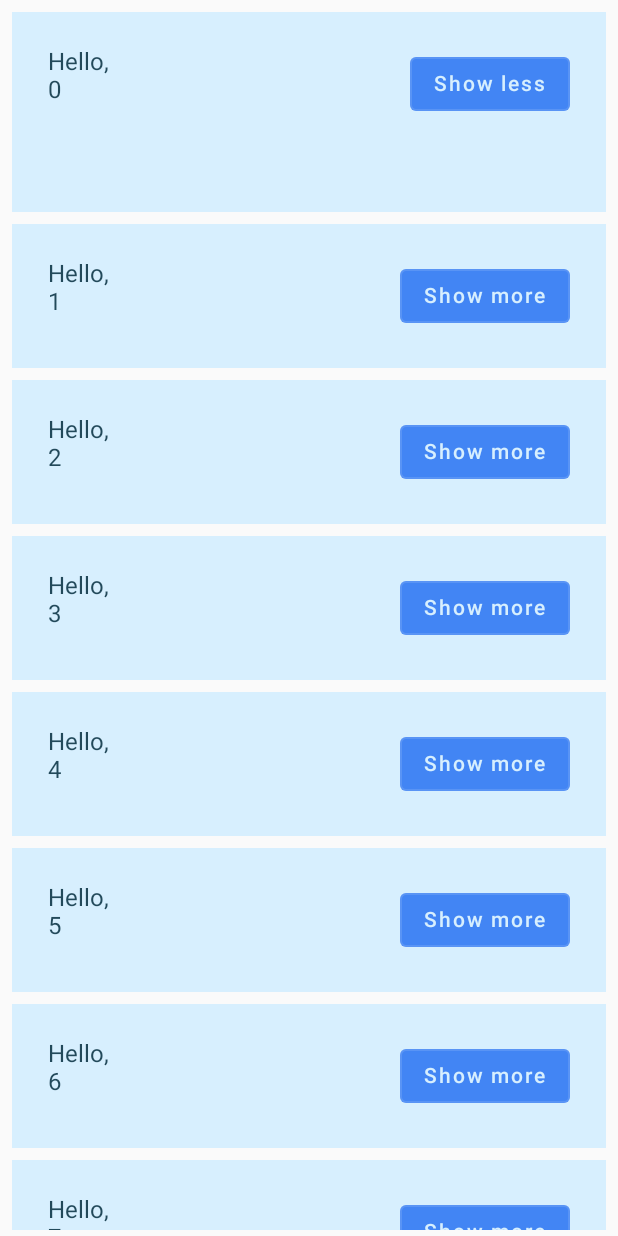
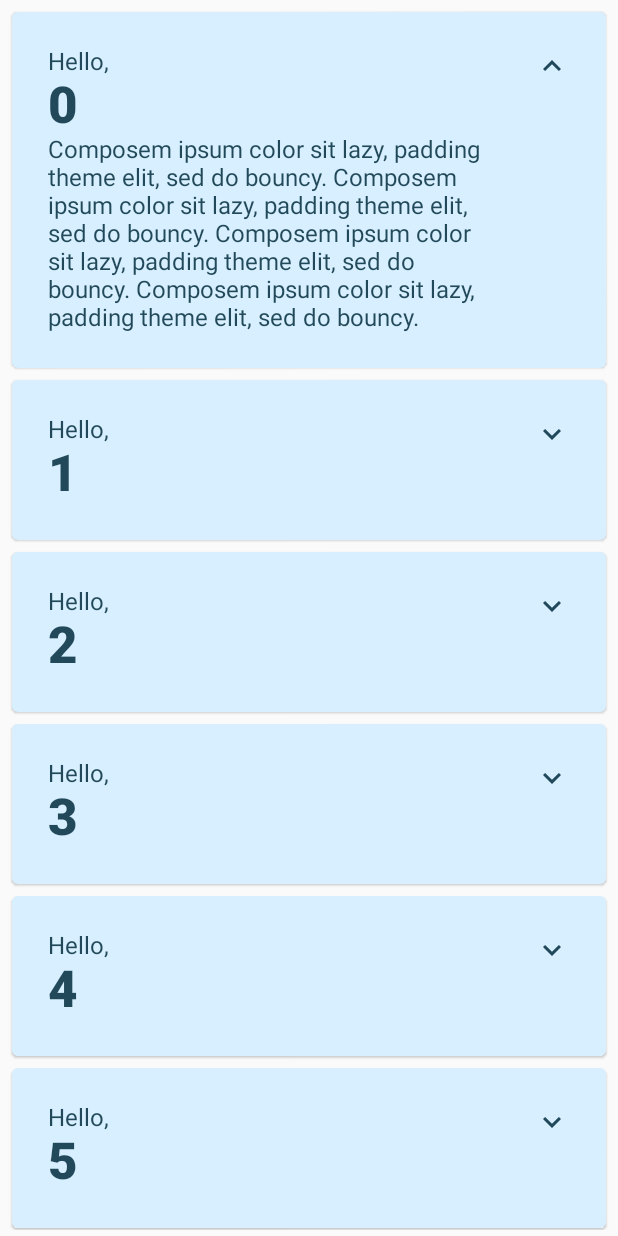
Before and after one commit to Enissay38/TutorialCompose, an Android app built with Jetpack Compose: the screen it shows after launch (MainActivity), after a tap on "Show more", on a phone screen of 412 x 824 dp. Run offline under Robolectric (Android 15) with nearby library versions, the phone set to English and light mode, and no system bars; 1 other tap on this screen came first.

Commit message:
add card component, icon and string.xml

```diff
--- a/app/build.gradle
+++ b/app/build.gradle
@@ -47,6 +47,7 @@ android {
 
 dependencies {
 
+    implementation "androidx.compose.material:material-icons-extended:$compose_version"
     implementation 'androidx.core:core-ktx:1.7.0'
     implementation "androidx.compose.ui:ui:$compose_version"
     implementation "androidx.compose.material:material:$compose_version"
--- a/app/src/main/java/com/example/listtuto/MainActivity.kt
+++ b/app/src/main/java/com/example/listtuto/MainActivity.kt
@@ -4,18 +4,21 @@ import android.content.res.Configuration.UI_MODE_NIGHT_YES
 import android.os.Bundle
 import androidx.activity.ComponentActivity
 import androidx.activity.compose.setContent
+import androidx.compose.animation.animateContentSize
 import androidx.compose.animation.core.*
 import androidx.compose.foundation.layout.*
 import androidx.compose.foundation.lazy.LazyColumn
 import androidx.compose.foundation.lazy.items
 import androidx.compose.material.*
-import androidx.compose.runtime.Composable
-import androidx.compose.runtime.getValue
-import androidx.compose.runtime.mutableStateOf
+import androidx.compose.material.icons.Icons
+import androidx.compose.material.icons.filled.ExpandLess
+import androidx.compose.material.icons.filled.ExpandMore
+import androidx.compose.runtime.*
 import androidx.compose.runtime.saveable.rememberSaveable
-import androidx.compose.runtime.setValue
 import androidx.compose.ui.Alignment
 import androidx.compose.ui.Modifier
+import androidx.compose.ui.res.stringResource
+import androidx.compose.ui.text.font.FontWeight
 import androidx.compose.ui.tooling.preview.Preview
 import androidx.compose.ui.unit.dp
 import com.example.listtuto.ui.theme.ListTutoTheme
@@ -32,8 +35,7 @@ class MainActivity : ComponentActivity() {
 }
 
 @Composable
-fun MyApp() {
-
+private fun MyApp() {
     var shouldShowOnboarding by rememberSaveable { mutableStateOf(true) }
 
     if (shouldShowOnboarding) {
@@ -44,8 +46,7 @@ fun MyApp() {
 }
 
 @Composable
-fun OnboardingScreen(onContinueClicked: () -> Unit) {
-
+private fun OnboardingScreen(onContinueClicked: () -> Unit) {
     Surface {
         Column(
             modifier = Modifier.fillMaxSize(),
@@ -64,7 +65,7 @@ fun OnboardingScreen(onContinueClicked: () -> Unit) {
 }
 
 @Composable
-private fun Greetings(names: List<String> = List(100) { "$it" }) {
+private fun Greetings(names: List<String> = List(1000) { "$it" } ) {
     LazyColumn(modifier = Modifier.padding(vertical = 4.dp)) {
         items(items = names) { name ->
             Greeting(name = name)
@@ -72,47 +73,63 @@ private fun Greetings(names: List<String> = List(100) { "$it" }) {
     }
 }
 
-@Preview(showBackground = true, widthDp = 320, heightDp = 320)
 @Composable
-fun OnboardingPreview() {
-    ListTutoTheme {
-        OnboardingScreen(onContinueClicked = {})
+private fun Greeting(name: String) {
+    Card(
+        backgroundColor = MaterialTheme.colors.primary,
+        modifier = Modifier.padding(vertical = 4.dp, horizontal = 8.dp)
+    ) {
+        CardContent(name)
     }
 }
 
 @Composable
-private fun Greeting(name: String) {
+private fun CardContent(name: String) {
+    var expanded by remember { mutableStateOf(false) }
 
-    var expanded by rememberSaveable { mutableStateOf(false) }
-
-    val extraPadding by animateDpAsState(
-        if (expanded) 48.dp else 0.dp,
+    Row(
+        modifier = Modifier
+            .padding(12.dp)
+            .animateContentSize(
                 animationSpec = spring(
-            dampingRatio = Spring.DampingRatioHighBouncy,
-            stiffness = Spring.StiffnessLow,
+                    dampingRatio = Spring.DampingRatioMediumBouncy,
+                    stiffness = Spring.StiffnessLow
                 )
             )
-    Surface(
-        color = MaterialTheme.colors.primary,
-        modifier = Modifier.padding(vertical = 4.dp, horizontal = 8.dp)
     ) {
-        Row(modifier = Modifier.padding(24.dp)) {
         Column(
             modifier = Modifier
                 .weight(1f)
-                    .padding(bottom = extraPadding.coerceAtLeast(0.dp))
+                .padding(12.dp)
         ) {
             Text(text = "Hello, ")
-                Text(text = name)
+            Text(
+                text = name,
+                style = MaterialTheme.typography.h4.copy(
+                    fontWeight = FontWeight.ExtraBold
+                )
+            )
+            if (expanded) {
+                Text(
+                    text = ("Composem ipsum color sit lazy, " +
+                            "padding theme elit, sed do bouncy. ").repeat(4),
+                )
             }
-            OutlinedButton(
-                onClick = { expanded = !expanded }
-            ) {
-                Text(if (expanded) "Show less" else "Show more")
+        }
+        IconButton(onClick = { expanded = !expanded }) {
+            Icon(
+                imageVector = if (expanded) Icons.Filled.ExpandLess else Icons.Filled.ExpandMore,
+                contentDescription = if (expanded) {
+                    stringResource(R.string.show_less)
+                } else {
+                    stringResource(R.string.show_more)
+                }
+
+            )
         }
     }
 }
-}
+
 @Preview(
     showBackground = true,
     widthDp = 320,
@@ -126,3 +143,11 @@ fun DefaultPreview() {
         Greetings()
     }
 }
+
+@Preview(showBackground = true, widthDp = 320, heightDp = 320)
+@Composable
+fun OnboardingPreview() {
+    ListTutoTheme {
+        OnboardingScreen(onContinueClicked = {})
+    }
+}
--- a/app/src/main/res/values/strings.xml
+++ b/app/src/main/res/values/strings.xml
@@ -1,3 +1,5 @@
 <resources>
     <string name="app_name">ListTuto</string>
+    <string name="show_less">Show less</string>
+    <string name="show_more">Show more</string>
 </resources>
```
Lines whose indentation alone changed are shown as unchanged.
